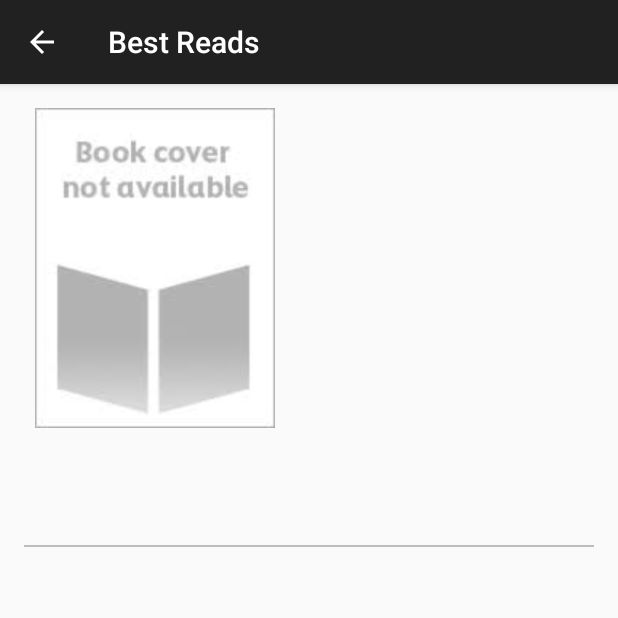
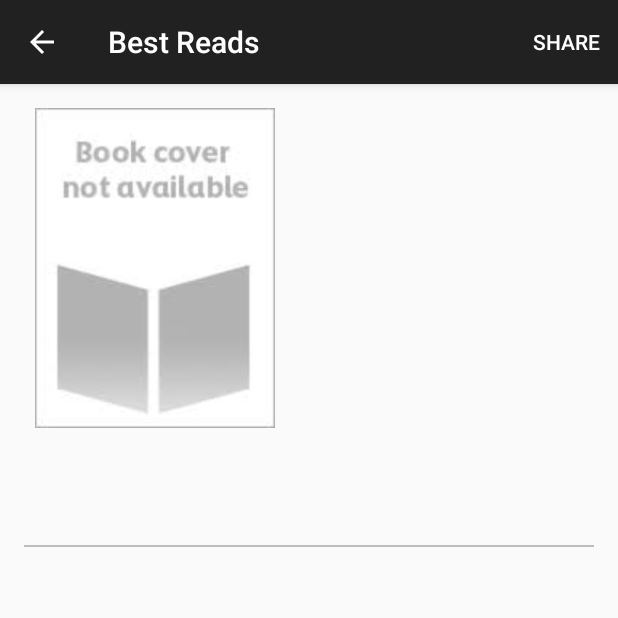
Before and after one commit to tanushreev/BestReads, an Android app: the DetailActivity screen opened directly, with no data from a screen before it, on a phone screen of 412 x 824 dp, the top half of it. Run offline under Robolectric (Android 15) with nearby library versions, the light colour scheme and no system bars; our stand-ins replace AdMob, Picasso, Room's generated code; pictures from the network do not load.

Commit message:
Implement sharing functionality in DetailActivity

```diff
--- a/app/src/main/java/com/tanushree/bestreads/DetailActivity.java
+++ b/app/src/main/java/com/tanushree/bestreads/DetailActivity.java
@@ -1,5 +1,6 @@
 package com.tanushree.bestreads;
 
+import androidx.annotation.NonNull;
 import androidx.appcompat.app.AppCompatActivity;
 import androidx.appcompat.widget.Toolbar;
 import androidx.lifecycle.Observer;
@@ -8,6 +9,9 @@ import androidx.lifecycle.ViewModelProviders;
 import android.content.Intent;
 import android.net.Uri;
 import android.os.Bundle;
+import android.view.Menu;
+import android.view.MenuInflater;
+import android.view.MenuItem;
 import android.view.View;
 import android.view.View.OnClickListener;
 import android.widget.Button;
@@ -192,4 +196,26 @@ public class DetailActivity extends AppCompatActivity {
         mAdView.loadAd(adRequest);
     }
 
+    @Override
+    public boolean onCreateOptionsMenu(Menu menu) {
+        MenuInflater menuInflater = getMenuInflater();
+        menuInflater.inflate(R.menu.menu_detail, menu);
+        return true;
+    }
+
+    @Override
+    public boolean onOptionsItemSelected(@NonNull MenuItem item)
+    {
+        if(item.getItemId() == R.id.action_share)
+        {
+            String string = "Book: " + mBook.getTitle() + "\nAuthor: " + mBook.getAuthor() + "\n" + mBook.getAmazonUrl();
+            Intent intent = new Intent(Intent.ACTION_SEND);
+            intent.setType("text/plain");
+            intent.putExtra(Intent.EXTRA_TEXT, string);
+            startActivity(Intent.createChooser(intent, null));
+            return true;
+        }
+        return super.onOptionsItemSelected(item);
+    }
+
 }
--- /dev/null
+++ b/app/src/main/res/menu/menu_detail.xml
@@ -0,0 +1,10 @@
+<?xml version="1.0" encoding="utf-8"?>
+<menu xmlns:android="http://schemas.android.com/apk/res/android"
+    xmlns:app="http://schemas.android.com/apk/res-auto">
+
+    <item
+        android:id="@+id/action_share"
+        android:title="@string/detail_menu_share"
+        app:showAsAction="always" />
+
+</menu>
--- a/app/src/main/res/values/strings.xml
+++ b/app/src/main/res/values/strings.xml
@@ -30,11 +30,13 @@
     <string name="detail_remove_wishlist_button_text">Remove from Wish list</string>
     <string name="detail_amazon_button_text">Open in Amazon</string>
 
+    <!--Detail menu-->
+    <string name="detail_menu_share">Share</string>
+
     <!--Toast Messages Informative-->
     <string name="added_to_wish_list">Book added to wish list.</string>
     <string name="removed_from_wish_list">Book deleted from wish list.</string>
     <string name="appwidget_text">EXAMPLE</string>
     <string name="add_widget">Add widget</string>
 
-
 </resources>
```
